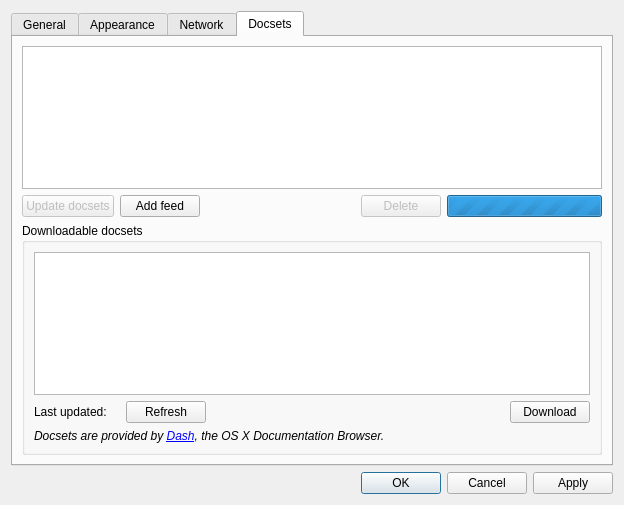
Qt form src/ui/forms/settingsdialog.ui (zealdocs/zeal) before a commit.
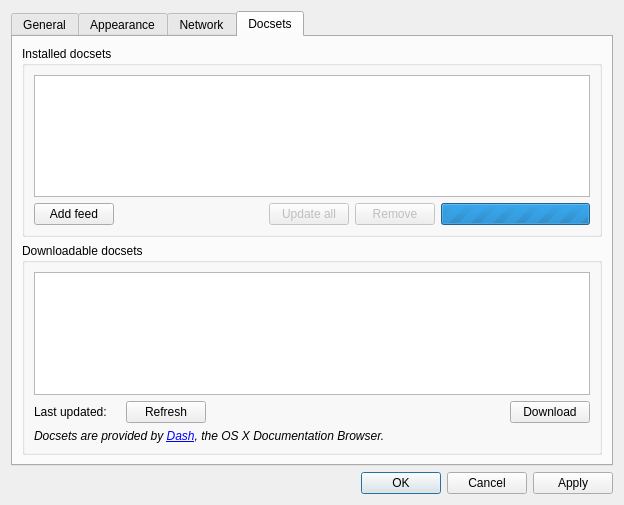
The same form after that commit. The open tabs and pages were chosen to show the change. Custom widgets are drawn as their Qt base class.

Commit message: Improve docset management UI

What changed in the file:
```diff
--- a/src/ui/forms/settingsdialog.ui
+++ b/src/ui/forms/settingsdialog.ui
@@ -370,6 +370,12 @@
       </attribute>
       <layout class="QVBoxLayout" name="verticalLayout_5">
        <item>
+        <widget class="QGroupBox" name="groupBox_5">
+         <property name="title">
+          <string>Installed docsets</string>
+         </property>
+         <layout class="QVBoxLayout" name="verticalLayout_4">
+          <item>
         <widget class="QListView" name="installedDocsetList">
          <property name="iconSize">
           <size>
@@ -381,16 +387,6 @@
        </item>
        <item>
         <layout class="QHBoxLayout" name="docsetsActions">
-         <item>
-          <widget class="QPushButton" name="updateButton">
-           <property name="enabled">
-            <bool>false</bool>
-           </property>
-           <property name="text">
-            <string>Update docsets</string>
-           </property>
-          </widget>
-         </item>
          <item>
           <widget class="QPushButton" name="addFeedButton">
            <property name="text">
@@ -417,7 +413,17 @@
             <bool>false</bool>
            </property>
            <property name="text">
-            <string>Delete</string>
+               <string>Update all</string>
+              </property>
+             </widget>
+            </item>
+            <item>
+             <widget class="QPushButton" name="removeDocsetsButton">
+              <property name="enabled">
+               <bool>false</bool>
+              </property>
+              <property name="text">
+               <string>Remove</string>
            </property>
           </widget>
          </item>
@@ -429,6 +435,9 @@
           </widget>
          </item>
         </layout>
+          </item>
+         </layout>
+        </widget>
        </item>
        <item>
         <widget class="QGroupBox" name="downloadableGroup">
```
Left out of the diff: 2 changed lines with no effect on the pictures. Lines whose indentation alone changed are shown as unchanged. The commit also changes 2 other files.
